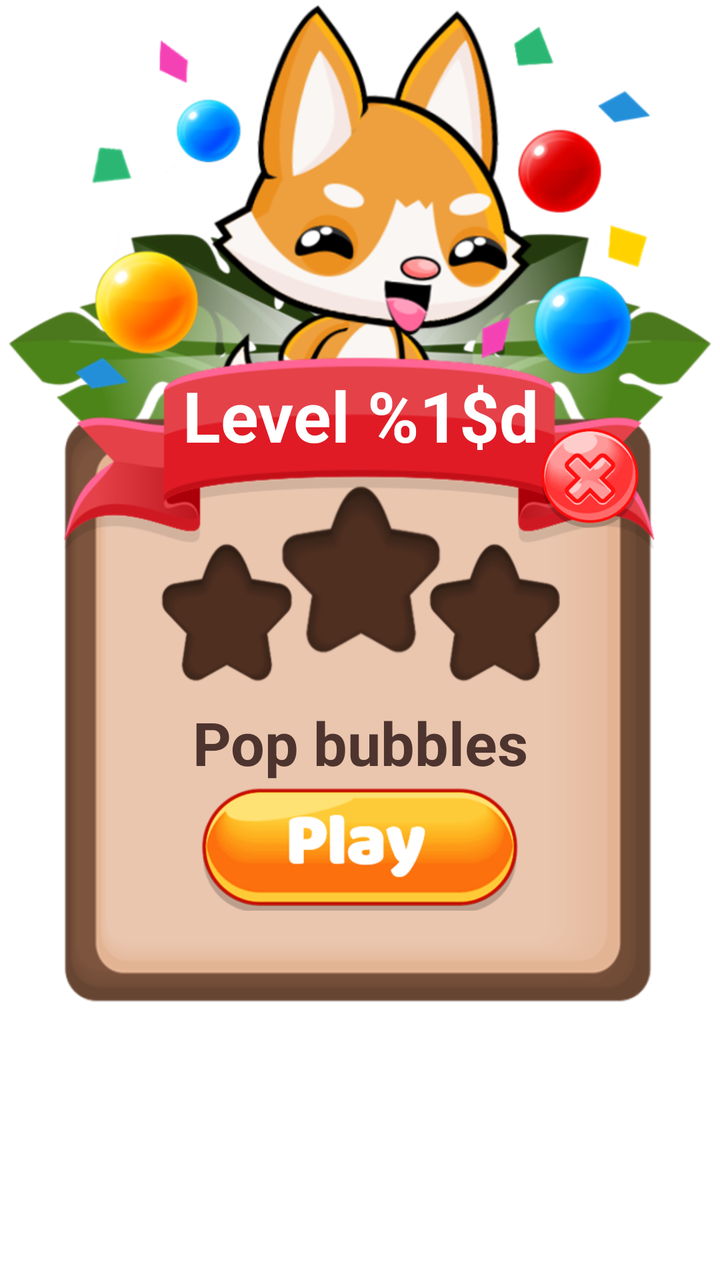
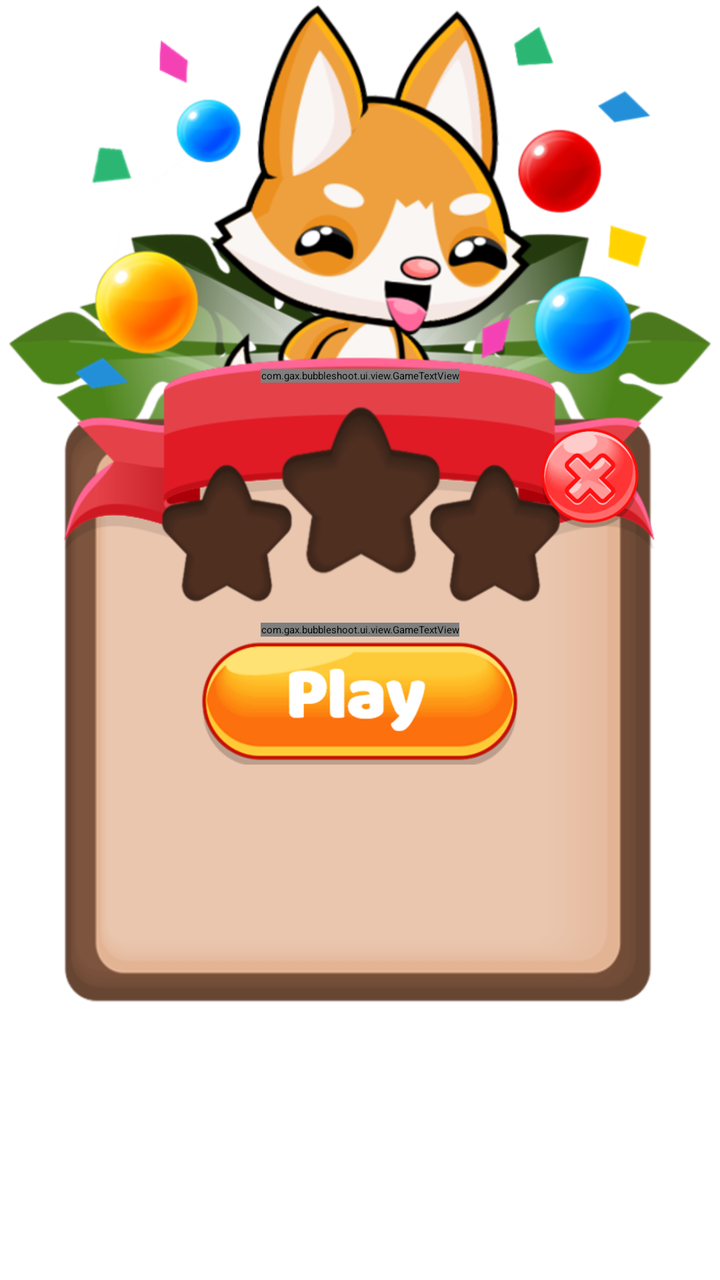

Before-and-after screenshots of an Android layout around one commit, followed by the original layout XML and the change that was made.
<!-- AndroidManifest.xml: application theme Theme.App.Starting -->
<!-- res/layout/dialog_level.xml -->
<?xml version="1.0" encoding="utf-8"?>
<androidx.constraintlayout.widget.ConstraintLayout
    xmlns:android="http://schemas.android.com/apk/res/android"
    xmlns:app="http://schemas.android.com/apk/res-auto"
    xmlns:tools="http://schemas.android.com/tools"
    android:layout_width="match_parent"
    android:layout_height="match_parent"
    tools:ignore="ContentDescription">

    <ImageView
        android:id="@+id/image_leaf_01"
        android:layout_width="@dimen/image_leaf_width"
        android:layout_height="0dp"
        android:src="@drawable/leaf_01"
        app:layout_constraintBottom_toTopOf="@id/image_ribbon"
        app:layout_constraintDimensionRatio="7:5"
        app:layout_constraintEnd_toStartOf="@id/image_leaf_02"
        app:layout_constraintStart_toStartOf="@id/image_dialog"
        app:layout_constraintTop_toTopOf="@id/image_ribbon" />

    <ImageView
        android:id="@+id/image_leaf_02"
        android:layout_width="@dimen/image_leaf_width"
        android:layout_height="0dp"
        android:src="@drawable/leaf_02"
        app:layout_constraintBottom_toTopOf="@id/image_ribbon"
        app:layout_constraintDimensionRatio="7:5"
        app:layout_constraintEnd_toEndOf="@id/image_dialog"
        app:layout_constraintStart_toEndOf="@id/image_leaf_01"
        app:layout_constraintTop_toTopOf="@id/image_ribbon" />

    <ImageView
        android:id="@+id/image_fox_bg"
        android:layout_width="0dp"
        android:layout_height="0dp"
        android:src="@drawable/light_bg"
        app:layout_constraintBottom_toTopOf="@id/image_ribbon"
        app:layout_constraintDimensionRatio="1:1"
        app:layout_constraintEnd_toEndOf="@id/image_dialog"
        app:layout_constraintStart_toStartOf="@id/image_dialog"
        app:layout_constraintTop_toTopOf="@id/image_ribbon" />

    <ImageView
        android:id="@+id/image_fox"
        android:layout_width="@dimen/image_fox_width"
        android:layout_height="@dimen/image_fox_width"
        android:src="@drawable/fox_target_pop"
        app:layout_constraintBottom_toBottomOf="@id/image_ribbon"
        app:layout_constraintEnd_toEndOf="@id/image_dialog"
        app:layout_constraintStart_toStartOf="@id/image_dialog" />

    <ImageView
        android:id="@+id/image_dialog"
        android:layout_width="@dimen/dialog_width"
        android:layout_height="0dp"
        android:background="@drawable/dialog"
        app:layout_constraintBottom_toBottomOf="parent"
        app:layout_constraintDimensionRatio="1:1"
        app:layout_constraintEnd_toEndOf="parent"
        app:layout_constraintStart_toStartOf="parent"
        app:layout_constraintTop_toTopOf="parent"
        app:layout_constraintVertical_bias="0.6" />

    <ImageView
        android:id="@+id/image_ribbon"
        android:layout_width="0dp"
        android:layout_height="0dp"
        android:layout_marginTop="@dimen/margin_overlap"
        android:src="@drawable/ribbon"
        android:text="@string/txt_level"
        app:layout_constraintDimensionRatio="3:1"
        app:layout_constraintEnd_toEndOf="@id/image_dialog"
        app:layout_constraintStart_toStartOf="@id/image_dialog"
        app:layout_constraintTop_toTopOf="@id/image_dialog" />

    <TextView
        android:id="@+id/txt_level"
        android:layout_width="wrap_content"
        android:layout_height="wrap_content"
        android:layout_marginTop="@dimen/margin_10"
        app:fontFamily="@font/baloo"
        android:gravity="center"
        android:text="@string/txt_level"
        android:textColor="@color/white"
        android:textSize="@dimen/txt_dialog_size"
        android:textStyle="bold"
        app:layout_constraintEnd_toEndOf="@id/image_ribbon"
        app:layout_constraintStart_toStartOf="@id/image_ribbon"
        app:layout_constraintTop_toTopOf="@id/image_ribbon" />

    <ImageView
        android:id="@+id/image_star"
        android:layout_width="0dp"
        android:layout_height="@dimen/image_star_width"
        android:layout_marginTop="@dimen/margin_10"
        android:src="@drawable/star_set_bg"
        app:layout_constraintDimensionRatio="2:1"
        app:layout_constraintEnd_toEndOf="@id/image_dialog"
        app:layout_constraintStart_toStartOf="@id/image_dialog"
        app:layout_constraintTop_toBottomOf="@id/txt_level" />

    <TextView
        android:id="@+id/txt_target"
        android:layout_width="wrap_content"
        android:layout_height="wrap_content"
        android:layout_marginTop="@dimen/margin_10"
        app:fontFamily="@font/baloo"
        android:gravity="center"
        android:text="@string/txt_level_type_pop"
        android:textColor="@color/brown"
        android:textSize="@dimen/txt_dialog_small_size"
        android:textStyle="bold"
        app:layout_constraintEnd_toEndOf="@id/image_dialog"
        app:layout_constraintStart_toStartOf="@id/image_dialog"
        app:layout_constraintTop_toBottomOf="@id/image_star" />

    <ImageButton
        android:id="@+id/btn_cancel"
        android:layout_width="@dimen/btn_round_width"
        android:layout_height="@dimen/btn_round_width"
        android:layout_margin="@dimen/margin_10"
        android:background="@drawable/btn_cancel"
        app:layout_constraintEnd_toEndOf="@id/image_dialog"
        app:layout_constraintTop_toTopOf="@id/image_dialog" />

    <ImageButton
        android:id="@+id/btn_play"
        android:layout_width="@dimen/btn_width"
        android:layout_height="0dp"
        android:background="@drawable/btn_play"
        app:layout_constraintDimensionRatio="5:2"
        app:layout_constraintEnd_toEndOf="@id/image_dialog"
        app:layout_constraintStart_toStartOf="@id/image_dialog"
        app:layout_constraintTop_toBottomOf="@id/txt_target" />

</androidx.constraintlayout.widget.ConstraintLayout>
<!-- resources referenced by this layout -->
<resources>
  <color name="brown">#4E342E</color>
  <color name="white">#FFFFFFFF</color>
  <dimen name="btn_round_width">50dp</dimen>
  <dimen name="btn_width">160dp</dimen>
  <dimen name="dialog_width">300dp</dimen>
  <dimen name="image_fox_width">300dp</dimen>
  <dimen name="image_leaf_width">180dp</dimen>
  <dimen name="image_star_width">100dp</dimen>
  <dimen name="margin_10">10dp</dimen>
  <dimen name="margin_overlap">-30dp</dimen>
  <dimen name="txt_dialog_size">35sp</dimen>
  <dimen name="txt_dialog_small_size">30sp</dimen>
  <!-- drawable btn_cancel: png bitmap (drawable, 32030 bytes) -->
  <!-- drawable btn_play: png bitmap (drawable, 33559 bytes) -->
  <!-- drawable dialog: png bitmap (drawable, 19055 bytes) -->
  <!-- drawable fox_target_pop: png bitmap (drawable, 151042 bytes) -->
  <!-- drawable leaf_01: png bitmap (drawable, 56215 bytes) -->
  <!-- drawable leaf_02: png bitmap (drawable, 56289 bytes) -->
  <!-- drawable light_bg: png bitmap (drawable, 126167 bytes) -->
  <!-- drawable ribbon: png bitmap (drawable, 30961 bytes) -->
  <!-- drawable star_set_bg: png bitmap (drawable, 33724 bytes) -->
  <string name="txt_level">Level %1$d</string>
  <string name="txt_level_type_pop">Pop bubbles</string>
  <style name="Theme.App.Starting" parent="Theme.SplashScreen">
          
          <item name="windowSplashScreenBackground">@color/brown</item>
          
          
          <item name="postSplashScreenTheme">@style/Theme.AnimalsPop</item>
      </style>
  <style name="Theme.AnimalsPop" parent="Theme.MaterialComponents.DayNight.NoActionBar">
          
          <item name="colorPrimary">@color/purple_500</item>
          <item name="colorPrimaryVariant">@color/purple_700</item>
          <item name="colorOnPrimary">@color/white</item>
          
          <item name="colorSecondary">@color/teal_200</item>
          <item name="colorSecondaryVariant">@color/teal_700</item>
          <item name="colorOnSecondary">@color/black</item>
          
          <item name="android:statusBarColor" tools:targetApi="l">?attr/colorPrimaryVariant</item>
          
      </style>
  <color name="purple_500">#FF6200EE</color>
  <color name="purple_700">#FF3700B3</color>
  <color name="teal_200">#FF03DAC5</color>
  <color name="teal_700">#FF018786</color>
  <color name="black">#FF000000</color>
</resources>

<!-- the commit's change to res/layout/dialog_level.xml (unified diff, before → after) -->
@@ -73,7 +73,7 @@
         app:layout_constraintStart_toStartOf="@id/image_dialog"
         app:layout_constraintTop_toTopOf="@id/image_dialog" />
 
-    <TextView
+    <com.gax.bubbleshoot.ui.view.GameTextView
         android:id="@+id/txt_level"
         android:layout_width="wrap_content"
         android:layout_height="wrap_content"
@@ -99,7 +99,7 @@
         app:layout_constraintStart_toStartOf="@id/image_dialog"
         app:layout_constraintTop_toBottomOf="@id/txt_level" />
 
-    <TextView
+    <com.gax.bubbleshoot.ui.view.GameTextView
         android:id="@+id/txt_target"
         android:layout_width="wrap_content"
         android:layout_height="wrap_content"
